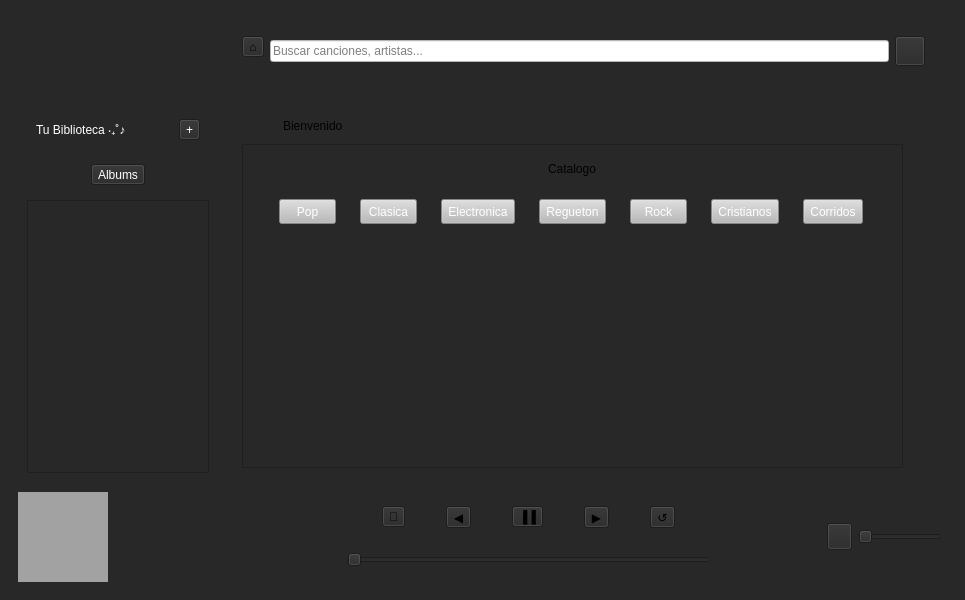
Above: artistawindow.ui from Scastelar/Music-Player before the change. Below: the same form after it.
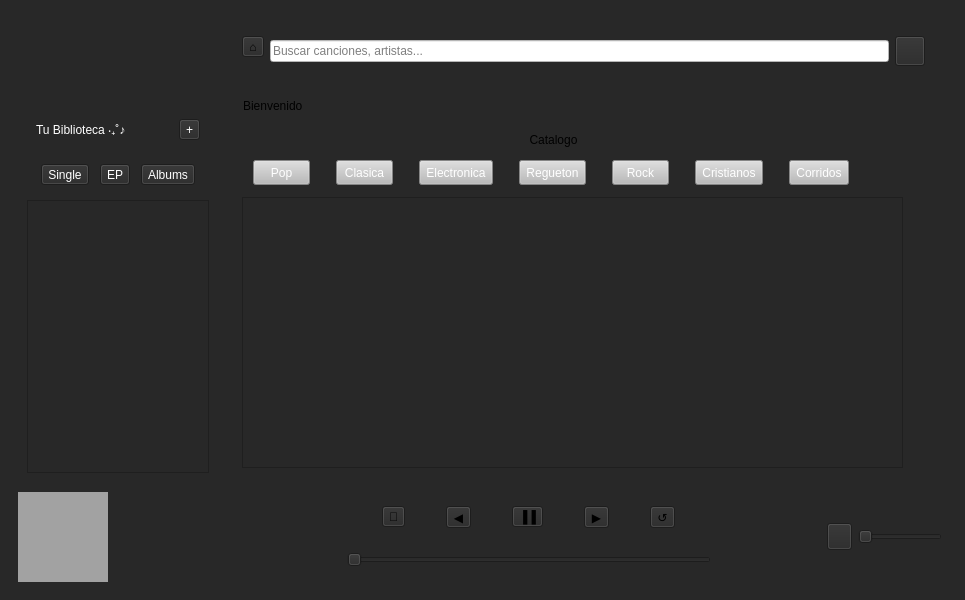
That is the form after the change.

The edit to the form file:
```diff
--- a/artistawindow.ui
+++ b/artistawindow.ui
@@ -123,9 +123,32 @@
              </layout>
             </widget>
            </item>
-           <item alignment="Qt::AlignmentFlag::AlignTop">
+           <item>
             <widget class="QWidget" name="horizontalWidget_19" native="true">
              <layout class="QHBoxLayout" name="horizontalLayout_25">
+              <item>
+               <widget class="QToolButton" name="btnFilterSingle">
+                <property name="toolTip">
+                 <string/>
+                </property>
+                <property name="styleSheet">
+                 <string notr="true"/>
+                </property>
+                <property name="text">
+                 <string>Single</string>
+                </property>
+               </widget>
+              </item>
+              <item>
+               <widget class="QToolButton" name="btnFilterEP">
+                <property name="styleSheet">
+                 <string notr="true"/>
+                </property>
+                <property name="text">
+                 <string>EP</string>
+                </property>
+               </widget>
+              </item>
               <item>
                <widget class="QToolButton" name="btnFilterAlbum">
                 <property name="styleSheet">
@@ -294,9 +317,9 @@
                <property name="geometry">
                 <rect>
                  <x>9</x>
-                 <y>49</y>
+                 <y>102</y>
                  <width>661</width>
-                 <height>324</height>
+                 <height>271</height>
                 </rect>
                </property>
                <property name="verticalScrollBarPolicy">
@@ -314,12 +337,52 @@
                   <x>0</x>
                   <y>0</y>
                   <width>659</width>
-                  <height>322</height>
+                  <height>269</height>
                  </rect>
                 </property>
                 <layout class="QGridLayout" name="gridLayout_5">
-                 <item row="0" column="0">
+                 <item row="1" column="0">
+                  <widget class="QWidget" name="gridWidget" native="true">
+                   <property name="minimumSize">
+                    <size>
+                     <width>560</width>
+                     <height>180</height>
+                    </size>
+                   </property>
+                   <property name="maximumSize">
+                    <size>
+                     <width>16777215</width>
+                     <height>16777215</height>
+                    </size>
+                   </property>
+                   <layout class="QGridLayout" name="gridLayout_6"/>
+                  </widget>
+                 </item>
+                </layout>
+               </widget>
+              </widget>
+              <widget class="QLabel" name="label_7">
+               <property name="geometry">
+                <rect>
+                 <x>10</x>
+                 <y>0</y>
+                 <width>231</width>
+                 <height>21</height>
+                </rect>
+               </property>
+               <property name="text">
+                <string>Bienvenido</string>
+               </property>
+              </widget>
                   <widget class="QLabel" name="label_43">
+               <property name="geometry">
+                <rect>
+                 <x>0</x>
+                 <y>30</y>
+                 <width>641</width>
+                 <height>30</height>
+                </rect>
+               </property>
                    <property name="maximumSize">
                     <size>
                      <width>16777215</width>
@@ -333,9 +396,15 @@
                     <set>Qt::AlignmentFlag::AlignCenter</set>
                    </property>
                   </widget>
-                 </item>
-                 <item row="1" column="0">
                   <widget class="QWidget" name="generosWidget" native="true">
+               <property name="geometry">
+                <rect>
+                 <x>0</x>
+                 <y>60</y>
+                 <width>641</width>
+                 <height>36</height>
+                </rect>
+               </property>
                    <property name="minimumSize">
                     <size>
                      <width>640</width>
@@ -472,40 +541,6 @@
                      </widget>
                     </item>
                    </layout>
-                  </widget>
-                 </item>
-                 <item row="2" column="0">
-                  <widget class="QWidget" name="gridWidget" native="true">
-                   <property name="minimumSize">
-                    <size>
-                     <width>560</width>
-                     <height>180</height>
-                    </size>
-                   </property>
-                   <property name="maximumSize">
-                    <size>
-                     <width>16777215</width>
-                     <height>16777215</height>
-                    </size>
-                   </property>
-                   <layout class="QGridLayout" name="gridLayout_6"/>
-                  </widget>
-                 </item>
-                </layout>
-               </widget>
-              </widget>
-              <widget class="QLabel" name="label_7">
-               <property name="geometry">
-                <rect>
-                 <x>50</x>
-                 <y>20</y>
-                 <width>231</width>
-                 <height>21</height>
-                </rect>
-               </property>
-               <property name="text">
-                <string>Bienvenido</string>
-               </property>
               </widget>
              </widget>
              <widget class="QWidget" name="page_8">
```
Left out of the diff: 87 changed lines with no effect on the pictures. Lines whose indentation alone changed are shown as unchanged.
